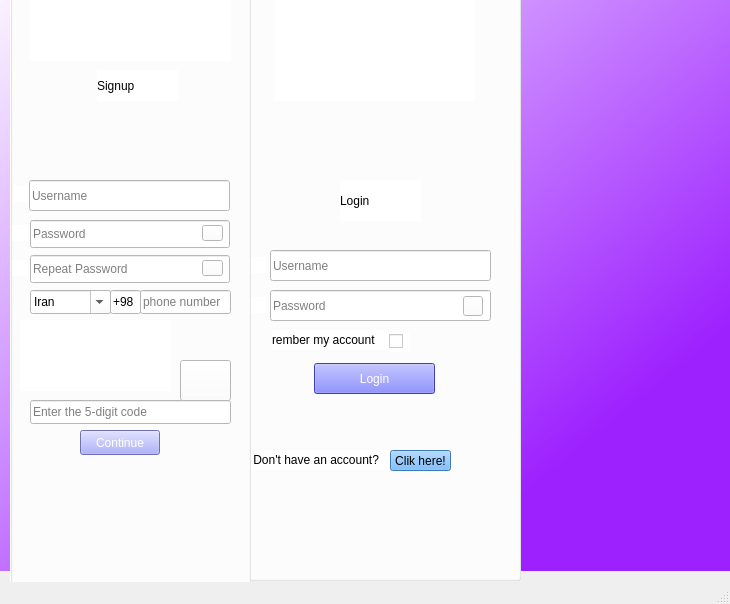
Pourya231/converso, file login.ui: the form before one commit.
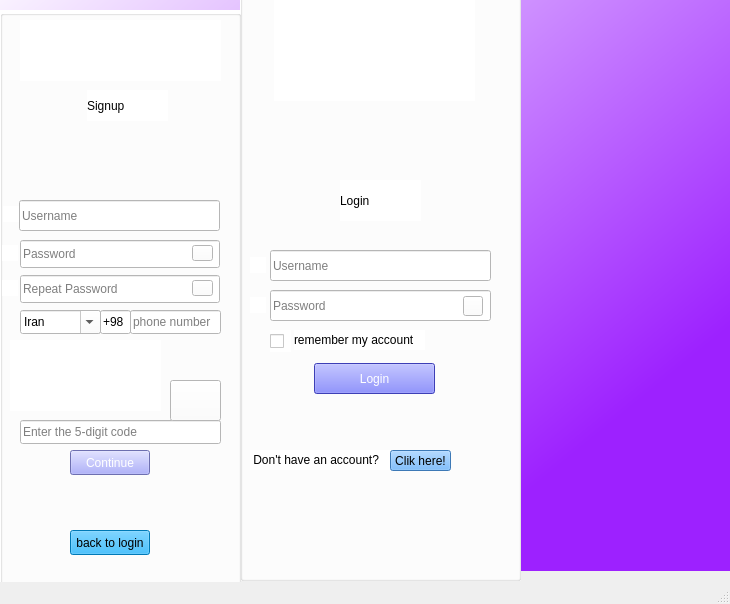
The form after the commit. Icons and pictures are not drawn.

Commit message: instert pushbutton  for back to login page

The edit to the form file:
```diff
--- a/login.ui
+++ b/login.ui
@@ -39,8 +39,8 @@
    <widget class="QGroupBox" name="groupBox_2">
     <property name="geometry">
      <rect>
-      <x>10</x>
-      <y>-10</y>
+      <x>0</x>
+      <y>10</y>
       <width>241</width>
       <height>601</height>
      </rect>
@@ -444,6 +444,23 @@
       <string/>
      </property>
     </widget>
+    <widget class="QPushButton" name="backlogin">
+     <property name="geometry">
+      <rect>
+       <x>70</x>
+       <y>520</y>
+       <width>80</width>
+       <height>25</height>
+      </rect>
+     </property>
+     <property name="styleSheet">
+      <string notr="true">color: rgb(0, 0, 0);
+background-color: rgb(0, 170, 255);</string>
+     </property>
+     <property name="text">
+      <string>back to login</string>
+     </property>
+    </widget>
     <zorder>lineEdit_8</zorder>
     <zorder>label_3</zorder>
     <zorder>lineEdit_3</zorder>
@@ -674,7 +691,7 @@
     <widget class="QLabel" name="label_7">
      <property name="geometry">
       <rect>
-       <x>32</x>
+       <x>54</x>
        <y>350</y>
        <width>131</width>
        <height>20</height>
@@ -686,13 +703,13 @@
 font: 75 8pt &quot;MS Shell Dlg 2&quot;;</string>
      </property>
      <property name="text">
-      <string>rember my account</string>
+      <string>remember my account</string>
      </property>
     </widget>
     <widget class="QCheckBox" name="checkBox">
      <property name="geometry">
       <rect>
-       <x>149</x>
+       <x>30</x>
        <y>350</y>
        <width>21</width>
        <height>22</height>
```
Left out of the diff: 3 changed lines with no effect on the pictures. The commit also changes 2 other files.
